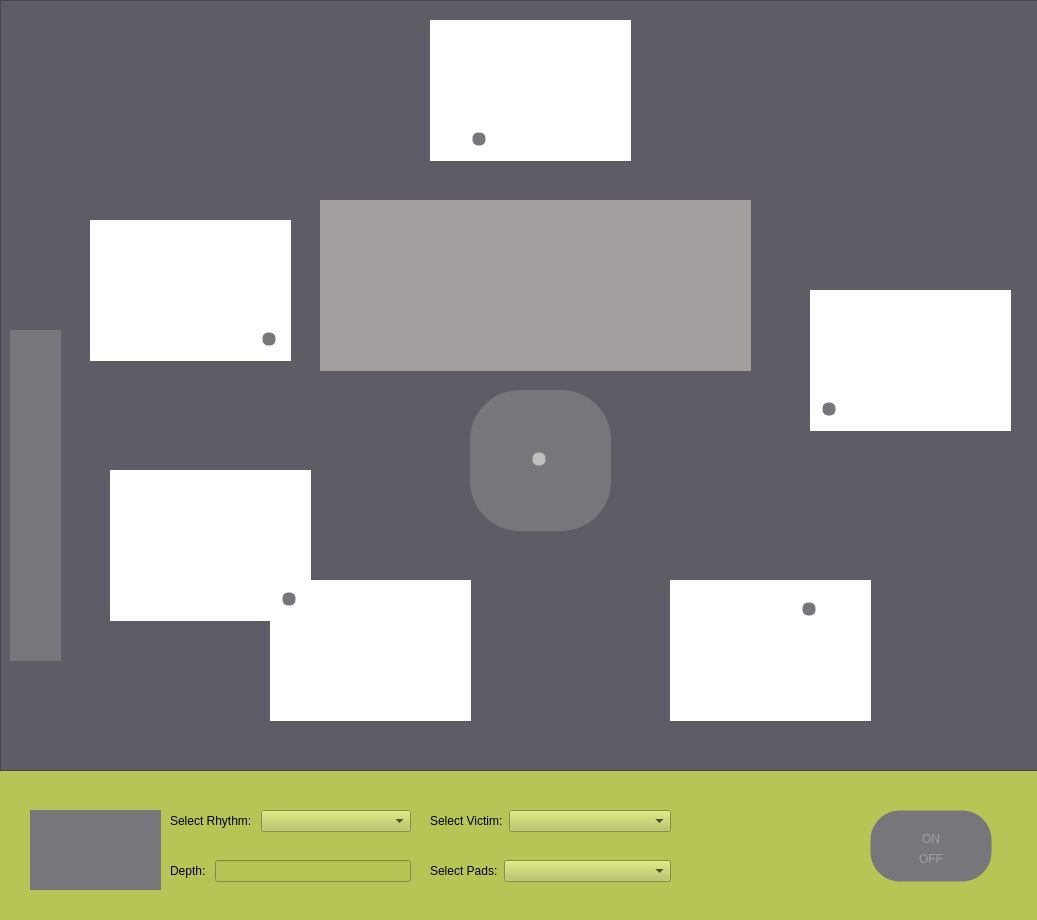
This is AED-Simulator/mainwindow.ui in MrcsM/COMP3004-FinalProject as Qt 5 draws it before an edit. The edited form follows.
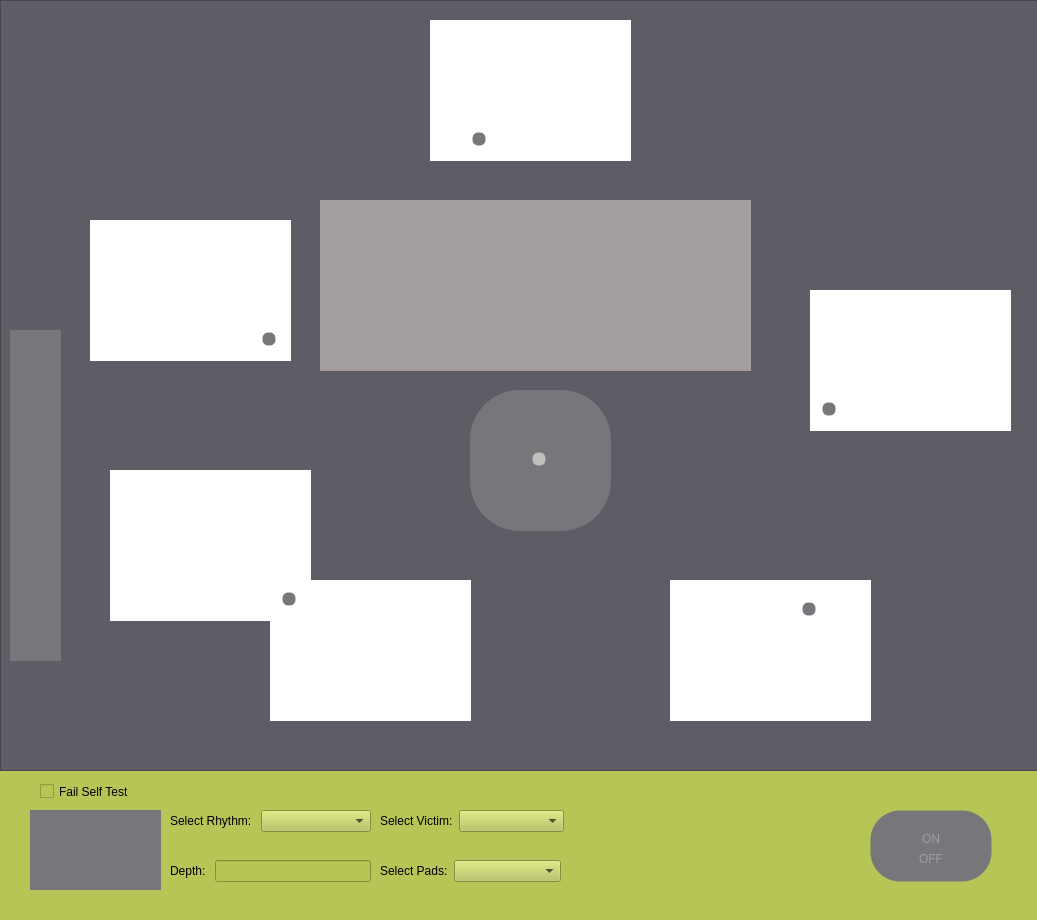
This is the edited form. Icons and pictures are not drawn.

```diff
--- a/AED-Simulator/mainwindow.ui
+++ b/AED-Simulator/mainwindow.ui
@@ -674,7 +674,7 @@
      <rect>
       <x>170</x>
       <y>810</y>
-      <width>241</width>
+      <width>201</width>
       <height>31</height>
      </rect>
     </property>
@@ -696,7 +696,7 @@
      <rect>
       <x>170</x>
       <y>860</y>
-      <width>241</width>
+      <width>201</width>
       <height>31</height>
      </rect>
     </property>
@@ -716,9 +716,9 @@
    <widget class="QWidget" name="formLayoutWidget_3">
     <property name="geometry">
      <rect>
-      <x>430</x>
+      <x>380</x>
       <y>810</y>
-      <width>241</width>
+      <width>184</width>
       <height>31</height>
      </rect>
     </property>
@@ -738,9 +738,9 @@
    <widget class="QWidget" name="formLayoutWidget_4">
     <property name="geometry">
      <rect>
-      <x>430</x>
+      <x>380</x>
       <y>860</y>
-      <width>241</width>
+      <width>181</width>
       <height>31</height>
      </rect>
     </property>
@@ -757,6 +757,19 @@
      </item>
     </layout>
    </widget>
+   <widget class="QCheckBox" name="self_test">
+    <property name="geometry">
+     <rect>
+      <x>40</x>
+      <y>780</y>
+      <width>111</width>
+      <height>23</height>
+     </rect>
+    </property>
+    <property name="text">
+     <string>Fail Self Test</string>
+    </property>
+   </widget>
    <zorder>frame</zorder>
    <zorder>power_button</zorder>
    <zorder>status_indicator</zorder>
```
Left out of the diff: 1 changed line with no effect on the pictures.
